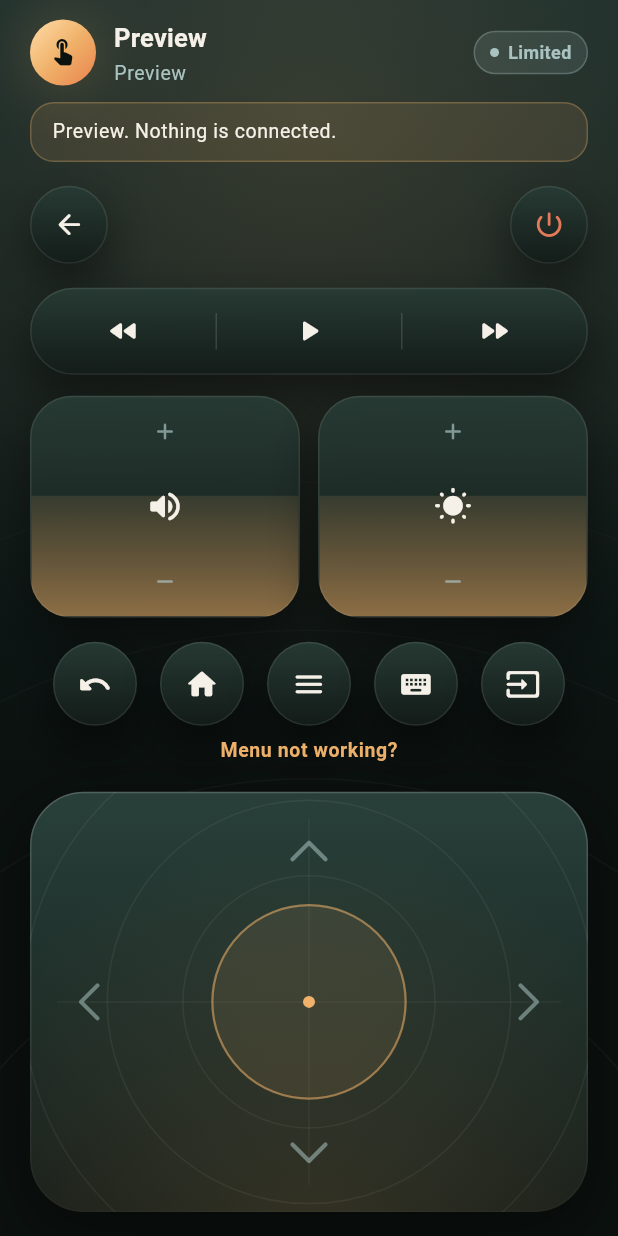
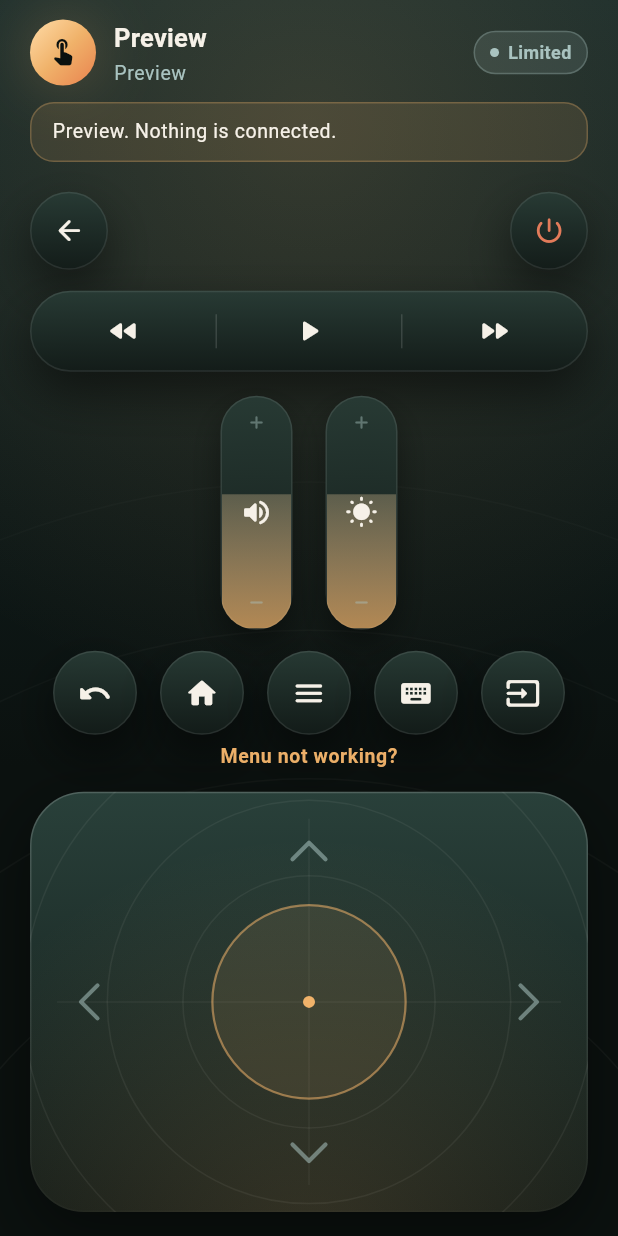
Before and after one commit to HumayounBaig/farly, a Flutter app: the screen it shows after launch, after a tap on "Scan the room", after a tap on "Preview the pad", on a phone screen of 412 x 824 dp. Run offline on Flutter 3.47's test engine with Material 3 defaults, Android fonts, the phone set to English and light mode, and no system bars; our stand-ins replace shared_preferences; missing offline and left inert: bonsoir, pointycastle; network calls fail.

Commit message:
Thin volume rails and hide broken Android TV brightness.
Control Center–style capsules replace the wide bars, and TCL/Google TV no longer shows a brightness control that phone brightness keycodes cannot drive.

Co-authored-by: Cursor <cursoragent@cursor.com>

```diff
--- a/lib/control/android_tv_session.dart
+++ b/lib/control/android_tv_session.dart
@@ -312,6 +312,16 @@ class AndroidTvSession extends RemoteSession {
   @override
   bool get supportsMenuProbes => true;
 
+  /// Android / Google TV (including TCL) do not honor phone brightness
+  /// keycodes — those only dim the set's own panel UI, not picture output.
+  @override
+  bool supports(RemoteAction action) {
+    return switch (action) {
+      RemoteAction.brightnessUp || RemoteAction.brightnessDown => false,
+      _ => true,
+    };
+  }
+
   @override
   Future<CommandResult> send(RemoteAction action) async {
     final link = _remote;
--- a/lib/screens/remote_page.dart
+++ b/lib/screens/remote_page.dart
@@ -269,8 +269,9 @@ class _RemotePageState extends State<RemotePage> {
                                 onPressed: _remote.retry,
                               ),
                             ],
-                            const SizedBox(height: 16),
+                            const SizedBox(height: 14),
                             KeyRocker(
+                              height: 54,
                               segments: [
                                 _segment(
                                   RemoteAction.rewind,
@@ -286,13 +287,11 @@ class _RemotePageState extends State<RemotePage> {
                                 ),
                               ],
                             ),
-                            const SizedBox(height: 14),
+                            const SizedBox(height: 16),
                             Row(
+                              mainAxisAlignment: MainAxisAlignment.center,
                               children: [
-                                if (!showBrightness) const Spacer(),
-                                Expanded(
-                                  flex: showBrightness ? 1 : 2,
-                                  child: LevelRail(
+                                LevelRail(
                                   icon: Icons.volume_up_rounded,
                                   label: 'Volume',
                                   onIncrease: () =>
@@ -309,11 +308,9 @@ class _RemotePageState extends State<RemotePage> {
                                   ),
                                   iconKey: const ValueKey(RemoteAction.mute),
                                 ),
-                                ),
                                 if (showBrightness) ...[
-                                  const SizedBox(width: 12),
-                                  Expanded(
-                                    child: LevelRail(
+                                  const SizedBox(width: 22),
+                                  LevelRail(
                                     icon: Icons.wb_sunny_rounded,
                                     label: 'Brightness',
                                     onIncrease: () => _remote.send(
@@ -329,12 +326,10 @@ class _RemotePageState extends State<RemotePage> {
                                       RemoteAction.brightnessDown,
                                     ),
                                   ),
-                                  ),
-                                ] else
-                                  const Spacer(),
+                                ],
                               ],
                             ),
-                            const SizedBox(height: 16),
+                            const SizedBox(height: 14),
                             Row(
                               mainAxisAlignment: MainAxisAlignment.spaceEvenly,
                               children: [
@@ -364,7 +359,7 @@ class _RemotePageState extends State<RemotePage> {
                               ],
                             ),
                             if (session.supportsMenuProbes) ...[
-                              const SizedBox(height: 8),
+                              const SizedBox(height: 6),
                               Center(
                                 child: Pressable(
                                   label: 'Menu not working? Try other keys',
@@ -390,7 +385,7 @@ class _RemotePageState extends State<RemotePage> {
                                 ),
                               ),
                             ],
-                            const SizedBox(height: 18),
+                            const SizedBox(height: 14),
                             HorizonPad(
                               height: padHeight,
                               onAction: _remote.send,
--- a/lib/widgets/keys.dart
+++ b/lib/widgets/keys.dart
@@ -185,7 +185,7 @@ class KeyRocker extends StatelessWidget {
   }
 }
 
-/// Vertical glass rail that fires increase/decrease as the thumb slides.
+/// Thin Control Center–style capsule that fires increase/decrease on drag.
 class LevelRail extends StatefulWidget {
   const LevelRail({
     super.key,
@@ -197,7 +197,8 @@ class LevelRail extends StatefulWidget {
     this.increaseKey,
     this.decreaseKey,
     this.iconKey,
-    this.height = 148,
+    this.width = 48,
+    this.height = 156,
   });
 
   final IconData icon;
@@ -208,6 +209,7 @@ class LevelRail extends StatefulWidget {
   final Key? increaseKey;
   final Key? decreaseKey;
   final Key? iconKey;
+  final double width;
   final double height;
 
   @override
@@ -215,10 +217,10 @@ class LevelRail extends StatefulWidget {
 }
 
 class _LevelRailState extends State<LevelRail> {
-  static const _step = 22.0;
-  static const _tapTravel = 12.0;
+  static const _step = 18.0;
+  static const _tapTravel = 10.0;
 
-  var _level = 0.55;
+  var _level = 0.58;
   var _pending = 0.0;
   Offset? _origin;
   DateTime? _lastAt;
@@ -231,7 +233,7 @@ class _LevelRailState extends State<LevelRail> {
       widget.onDecrease();
     }
     setState(() {
-      _level = (_level + (up ? 0.06 : -0.06)).clamp(0.08, 1.0);
+      _level = (_level + (up ? 0.07 : -0.07)).clamp(0.12, 1.0);
     });
   }
 
@@ -239,7 +241,8 @@ class _LevelRailState extends State<LevelRail> {
     final next = _pending - dy;
     final now = DateTime.now();
     final last = _lastAt;
-    if (last != null && now.difference(last) < const Duration(milliseconds: 70)) {
+    if (last != null &&
+        now.difference(last) < const Duration(milliseconds: 70)) {
       _pending = next;
       return;
     }
@@ -254,11 +257,22 @@ class _LevelRailState extends State<LevelRail> {
 
   @override
   Widget build(BuildContext context) {
+    final radius = widget.width / 2;
     return Semantics(
       label: widget.label,
+      child: SizedBox(
+        width: widget.width,
+        height: widget.height,
         child: Container(
-        height: widget.height,
-        decoration: FarlySurfaces.glass(radius: 28),
+          decoration: FarlySurfaces.glass(radius: radius).copyWith(
+            boxShadow: const [
+              BoxShadow(
+                color: Color(0x66000000),
+                blurRadius: 18,
+                offset: Offset(0, 10),
+              ),
+            ],
+          ),
           clipBehavior: Clip.antiAlias,
           child: LayoutBuilder(
             builder: (context, constraints) {
@@ -278,8 +292,8 @@ class _LevelRailState extends State<LevelRail> {
                           begin: Alignment.bottomCenter,
                           end: Alignment.topCenter,
                           colors: [
-                          FarlyColors.horizon.withValues(alpha: 0.55),
-                          FarlyColors.horizon.withValues(alpha: 0.12),
+                            FarlyColors.horizon.withValues(alpha: 0.72),
+                            FarlyColors.sunrise.withValues(alpha: 0.28),
                           ],
                         ),
                       ),
@@ -292,9 +306,11 @@ class _LevelRailState extends State<LevelRail> {
                       final origin = _origin;
                       _origin = null;
                       if (origin == null) return;
-                    final travel = (details.localPosition - origin).distance;
+                      final travel =
+                          (details.localPosition - origin).distance;
                       if (travel >= _tapTravel) return;
-                    final up = details.localPosition.dy < constraints.maxHeight / 2;
+                      final up =
+                          details.localPosition.dy < constraints.maxHeight / 2;
                       _bump(up);
                     },
                     onTapCancel: () => _origin = null,
@@ -303,7 +319,8 @@ class _LevelRailState extends State<LevelRail> {
                       _lastAt = null;
                       _origin = details.localPosition;
                     },
-                  onVerticalDragUpdate: (details) => _drag(details.delta.dy),
+                    onVerticalDragUpdate: (details) =>
+                        _drag(details.delta.dy),
                     onVerticalDragEnd: (_) {
                       _pending = 0;
                       _origin = null;
@@ -313,21 +330,21 @@ class _LevelRailState extends State<LevelRail> {
                       _origin = null;
                     },
                     child: Padding(
-                    padding: const EdgeInsets.symmetric(vertical: 14),
+                      padding: const EdgeInsets.symmetric(vertical: 10),
                       child: Column(
                         children: [
                           Icon(
                             key: widget.increaseKey,
                             Icons.add_rounded,
-                          size: 18,
-                          color: FarlyColors.mist.withValues(alpha: 0.7),
+                            size: 14,
+                            color: FarlyColors.mist.withValues(alpha: 0.45),
                           ),
                           const Spacer(),
                           if (widget.onIconTap == null)
                             Icon(
                               key: widget.iconKey,
                               widget.icon,
-                            size: 26,
+                              size: 22,
                               color: FarlyColors.bone,
                             )
                           else
@@ -337,7 +354,7 @@ class _LevelRailState extends State<LevelRail> {
                               onPressed: widget.onIconTap,
                               child: Icon(
                                 widget.icon,
-                              size: 26,
+                                size: 22,
                                 color: FarlyColors.bone,
                               ),
                             ),
@@ -345,8 +362,8 @@ class _LevelRailState extends State<LevelRail> {
                           Icon(
                             key: widget.decreaseKey,
                             Icons.remove_rounded,
-                          size: 18,
-                          color: FarlyColors.mist.withValues(alpha: 0.7),
+                            size: 14,
+                            color: FarlyColors.mist.withValues(alpha: 0.45),
                           ),
                         ],
                       ),
@@ -357,6 +374,7 @@ class _LevelRailState extends State<LevelRail> {
             },
           ),
         ),
+      ),
     );
   }
 }
```
Also changed, not shown: 1 other file. Lines whose indentation alone changed are shown as unchanged.
